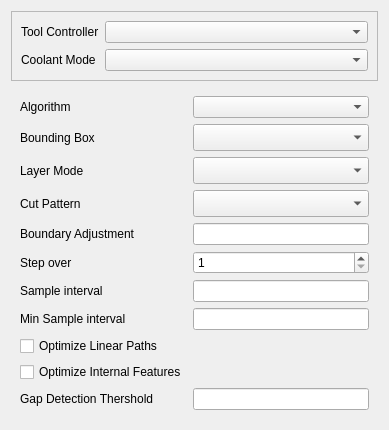
This is src/Mod/CAM/Gui/Resources/panels/PageOpWaterlineEdit.ui in southseact-3d/fcd as Qt 5 draws it before an edit. The edited form follows.
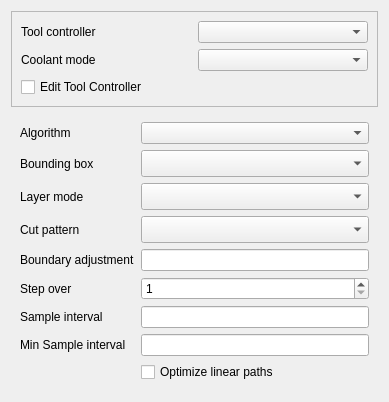
This is the edited form. Custom widgets are drawn as their Qt base class.

Diff of the .ui file:
```diff
--- a/src/Mod/CAM/Gui/Resources/panels/PageOpWaterlineEdit.ui
+++ b/src/Mod/CAM/Gui/Resources/panels/PageOpWaterlineEdit.ui
@@ -22,11 +22,11 @@
      <property name="frameShadow">
       <enum>QFrame::Raised</enum>
      </property>
-     <layout class="QFormLayout" name="formLayout">
+     <layout class="QGridLayout" name="gridLayout">
       <item row="0" column="0">
        <widget class="QLabel" name="toolController_label">
         <property name="text">
-         <string>Tool Controller</string>
+         <string>Tool controller</string>
         </property>
        </widget>
       </item>
@@ -43,7 +43,14 @@
       <item row="1" column="0">
        <widget class="QLabel" name="coolantController_label">
         <property name="text">
-         <string>Coolant Mode</string>
+         <string>Coolant mode</string>
+        </property>
+       </widget>
+      </item>
+      <item row="2" column="0" colspan="2">
+       <widget class="QCheckBox" name="editToolController">
+        <property name="text">
+         <string>Edit Tool Controller</string>
         </property>
        </widget>
       </item>
@@ -76,7 +83,7 @@
          </sizepolicy>
         </property>
         <property name="text">
-         <string>Bounding Box</string>
+         <string>Bounding box</string>
         </property>
        </widget>
       </item>
@@ -95,7 +102,7 @@
       <item row="2" column="0">
        <widget class="QLabel" name="layerMode_label">
         <property name="text">
-         <string>Layer Mode</string>
+         <string>Layer mode</string>
         </property>
        </widget>
       </item>
@@ -114,7 +121,7 @@
       <item row="3" column="0">
        <widget class="QLabel" name="cutPattern_label">
         <property name="text">
-         <string>Cut Pattern</string>
+         <string>Cut pattern</string>
         </property>
        </widget>
       </item>
@@ -139,7 +146,7 @@
          </sizepolicy>
         </property>
         <property name="text">
-         <string>Boundary Adjustment</string>
+         <string>Boundary adjustment</string>
         </property>
        </widget>
       </item>
@@ -215,40 +222,13 @@
         </property>
        </widget>
       </item>
-      <item row="8" column="0">
+      <item row="8" column="1">
        <widget class="QCheckBox" name="optimizeEnabled">
         <property name="toolTip">
          <string>Enable optimization of linear paths (co-linear points). Removes unnecessary co-linear points from G-code output.</string>
         </property>
         <property name="text">
-         <string>Optimize Linear Paths</string>
-        </property>
-       </widget>
-      </item>
-      <item row="9" column="0">
-       <widget class="QCheckBox" name="optimizeInternal">
-        <property name="toolTip">
-         <string>Detect the interconnection of internal features or holes and raise the tool for transition.</string>
-        </property>
-        <property name="text">
-         <string>Optimize Internal Features</string>
-        </property>
-       </widget>
-      </item>
-      <item row="10" column="0">
-       <widget class="QLabel" name="gapDetectionThershold_label">
-        <property name="text">
-         <string>Gap Detection Thershold</string>
-        </property>
-       </widget>
-      </item>
-      <item row="10" column="1">
-       <widget class="Gui::InputField" name="gapDetectionThershold">
-        <property name="toolTip">
-         <string>Minimum distance between the perimeter and any internal features. Lower values than Sample Interval will be ignored.</string>
-        </property>
-        <property name="unit" stdset="0">
-         <string notr="true">mm</string>
+         <string>Optimize linear paths</string>
         </property>
        </widget>
       </item>
```
Left out of the diff: 14 changed lines with no effect on the pictures. Lines whose indentation alone changed are shown as unchanged.
